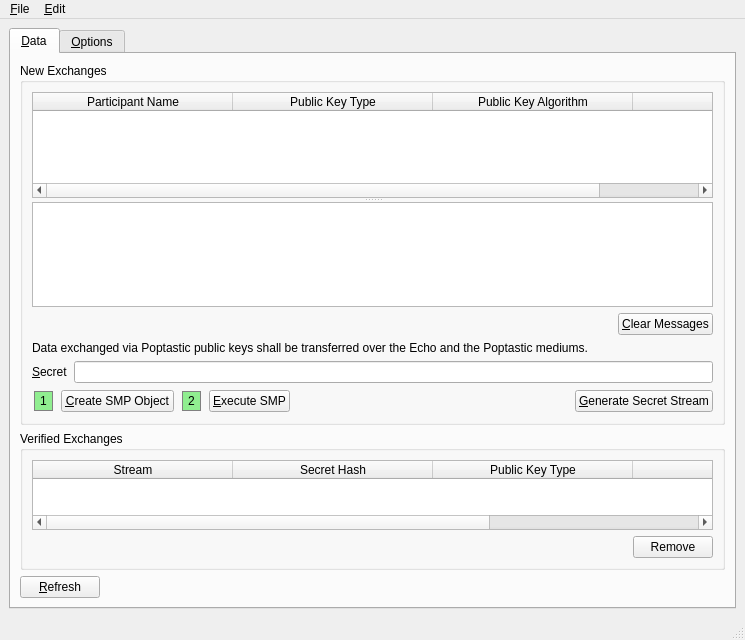
Before: the Qt Designer form branches/trunk/GoldBug-UI/spot-on-smpwindow.ui in textbrowser/spot-on, drawn with Qt 5.
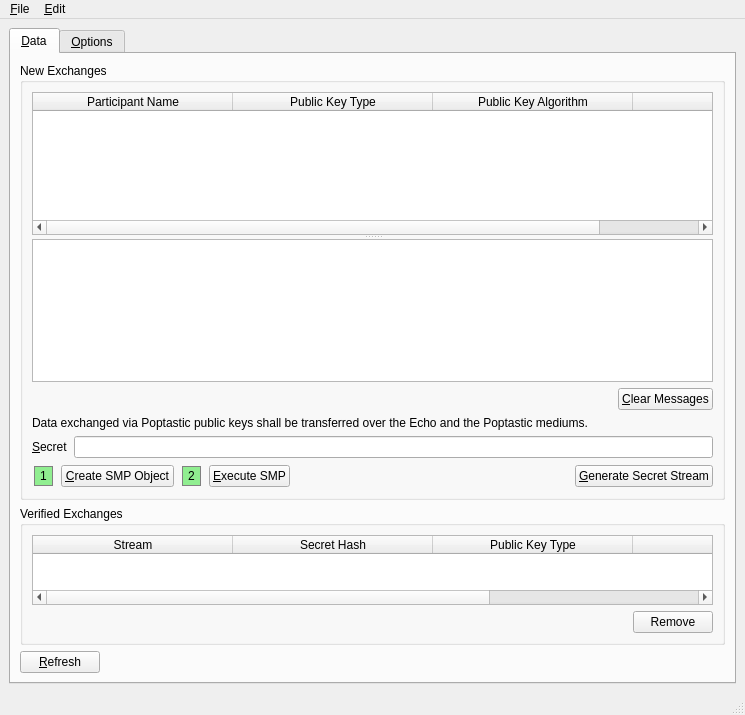
After: the same form once the commit is applied. Icons and pictures are not drawn.

```diff
--- a/branches/trunk/GoldBug-UI/spot-on-smpwindow.ui
+++ b/branches/trunk/GoldBug-UI/spot-on-smpwindow.ui
@@ -7,7 +7,7 @@
     <x>0</x>
     <y>0</y>
     <width>745</width>
-    <height>640</height>
+    <height>715</height>
    </rect>
   </property>
   <property name="windowIcon">
```
Left out of the diff: 2 changed lines with no effect on the pictures.
